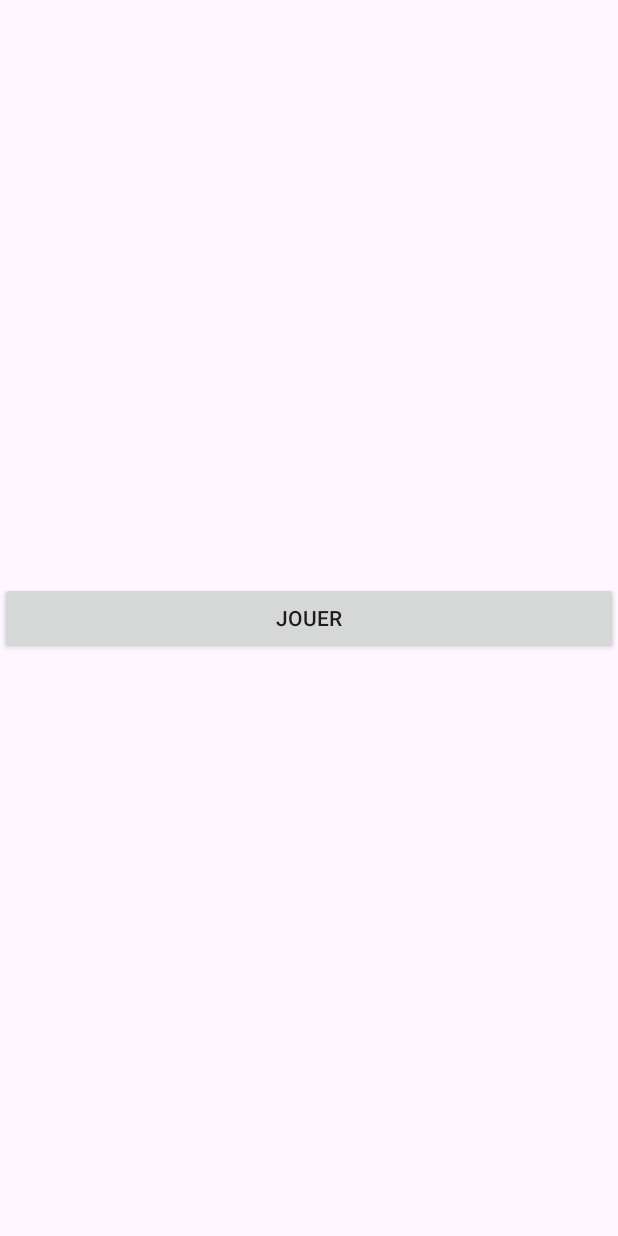
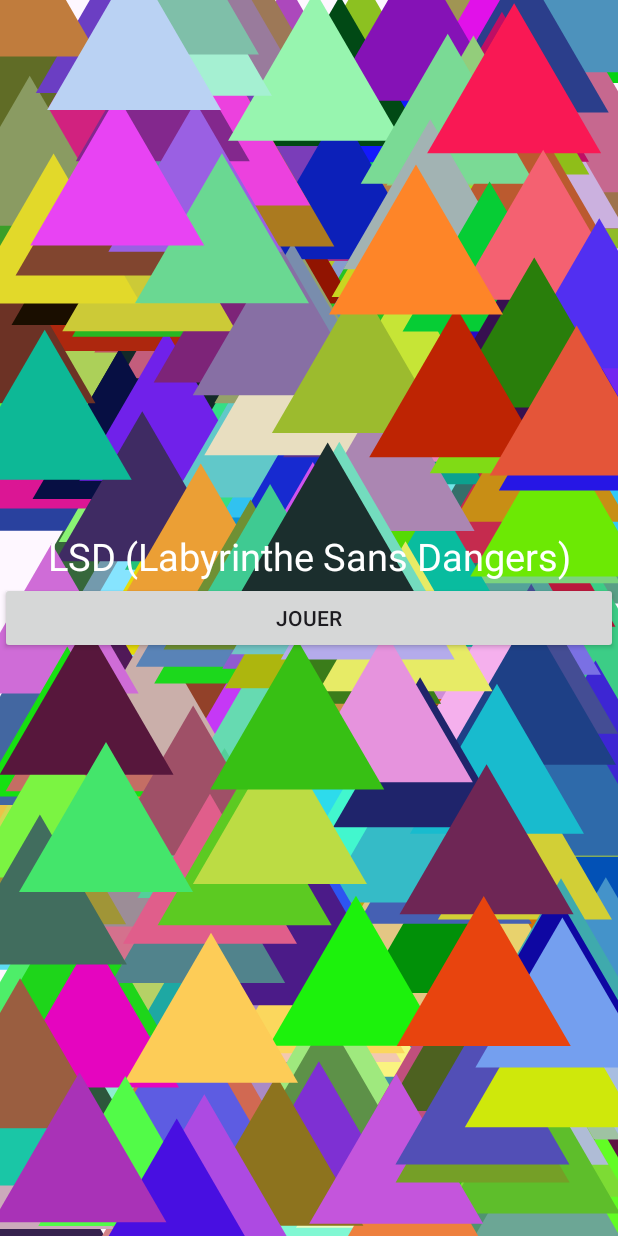
Before and after one commit to Ventona666/MiniGameAndroid, an Android app: the screen it shows after launch (MenuActivity), on a phone screen of 412 x 824 dp. Run offline under Robolectric (Android 15) with nearby library versions, the phone set to English and light mode, and no system bars.

Commit message:
Better menu + lock back press

```diff
--- a/app/src/main/java/com/example/myapplication/Game/GameActivity.java
+++ b/app/src/main/java/com/example/myapplication/Game/GameActivity.java
@@ -23,4 +23,8 @@ public class GameActivity extends Activity {
         editor.putInt("valeur_y", valeur_y);
         editor.apply();
     }
+    @Override
+    public void onBackPressed() {
+        // Disable the back button functionality (leave empty)
+    }
 }
--- /dev/null
+++ b/app/src/main/java/com/example/myapplication/Menu/PsychedelicBackgroundView.java
@@ -0,0 +1,265 @@
+package com.example.myapplication.Menu;
+
+import android.animation.Animator;
+import android.animation.AnimatorListenerAdapter;
+import android.animation.ValueAnimator;
+import android.content.Context;
+import android.graphics.Canvas;
+import android.graphics.Color;
+import android.graphics.Paint;
+import android.graphics.Path;
+import android.util.AttributeSet;
+import android.view.View;
+import android.view.ViewTreeObserver;
+
+import androidx.annotation.Nullable;
+
+import java.util.Random;
+
+public class PsychedelicBackgroundView extends View {
+
+    private Paint paint;
+    private int[] triangleColors;
+    private float[] triangleX;
+    private float[] triangleY;
+    private ValueAnimator colorChangeAnimator;
+    private ValueAnimator moveAnimator;
+
+    public PsychedelicBackgroundView(Context context) {
+        super(context);
+        init();
+    }
+
+    public PsychedelicBackgroundView(Context context, @Nullable AttributeSet attrs) {
+        super(context, attrs);
+        init();
+    }
+
+    private void init() {
+        paint = new Paint();
+        paint.setAntiAlias(true);
+        // Generate random colors for triangles
+        generateRandomColors();
+
+        // Start the color change animation when the view is laid out
+        ViewTreeObserver viewTreeObserver = getViewTreeObserver();
+        if (viewTreeObserver != null) {
+            viewTreeObserver.addOnGlobalLayoutListener(new ViewTreeObserver.OnGlobalLayoutListener() {
+                @Override
+                public void onGlobalLayout() {
+                    startColorChangeAnimation();
+                    startMoveAnimation();
+                    // Remove the listener to avoid multiple calls
+                    getViewTreeObserver().removeOnGlobalLayoutListener(this);
+                }
+            });
+        }
+    }
+
+    @Override
+    protected void onDraw(Canvas canvas) {
+        super.onDraw(canvas);
+        // Draw animated patterns or effects here
+        drawPattern(canvas);
+    }
+    private static final int NUM_TRIANGLES = 500; // Increase the number of triangles
+
+    // Method to draw animated patterns
+    private void drawPattern(Canvas canvas) {
+        // Draw multiple rotating triangles with random colors
+        for (int i = 0; i < NUM_TRIANGLES; i++) {
+            paint.setColor(triangleColors[i % triangleColors.length]);
+            canvas.save();
+            canvas.translate(triangleX[i], triangleY[i]);
+            drawTriangle(canvas, paint);
+            canvas.restore();
+        }
+    }
+
+    // Method to draw a triangle
+    private void drawTriangle(Canvas canvas, Paint paint) {
+        Path path = new Path();
+        path.moveTo(0, -100);
+        path.lineTo(-87, 50);
+        path.lineTo(87, 50);
+        path.close();
+        canvas.drawPath(path, paint);
+    }
+
+    // Method to generate random colors for triangles
+    private void generateRandomColors() {
+        triangleColors = new int[10]; // Generate colors for 10 triangles
+        Random random = new Random();
+        for (int i = 0; i < triangleColors.length; i++) {
+            triangleColors[i] = Color.rgb(random.nextInt(256), random.nextInt(256), random.nextInt(256));
+        }
+    }
+
+    private int[] targetColors; // Store the target colors to interpolate towards
+
+    private void startColorChangeAnimation() {
+        triangleColors = new int[NUM_TRIANGLES]; // Correct the length of triangleColors array
+        targetColors = new int[NUM_TRIANGLES]; // Correct the length of targetColors array
+        Random random = new Random();
+        for (int i = 0; i < NUM_TRIANGLES; i++) {
+            triangleColors[i] = Color.rgb(random.nextInt(256), random.nextInt(256), random.nextInt(256));
+            targetColors[i] = Color.rgb(random.nextInt(256), random.nextInt(256), random.nextInt(256));
+        }
+
+        colorChangeAnimator = ValueAnimator.ofFloat(0f, 1f); // Change from 0 to 1
+        colorChangeAnimator.setDuration(COLOR_CHANGE_DURATION); // Duration for color change animation
+        colorChangeAnimator.setRepeatCount(ValueAnimator.INFINITE); // Repeat indefinitely
+        colorChangeAnimator.addUpdateListener(new ValueAnimator.AnimatorUpdateListener() {
+            @Override
+            public void onAnimationUpdate(ValueAnimator animator) {
+                float fraction = animator.getAnimatedFraction();
+                updateColors(fraction);
+                invalidate();
+            }
+        });
+        colorChangeAnimator.addListener(new AnimatorListenerAdapter() {
+            @Override
+            public void onAnimationEnd(Animator animation) {
+                // Restart the color change animation when it ends
+                startColorChangeAnimation();
+            }
+        });
+        colorChangeAnimator.start();
+    }
+
+    private static final long COLOR_CHANGE_DURATION = 2000; // Duration of color change animation
+    private static final long DIRECTION_CHANGE_INTERVAL = 2000; // Change direction every 2 seconds
+
+    private long lastColorChangeTime = 0;
+
+    // Method to start movement animation
+    private void startMoveAnimation() {
+        moveAnimator = ValueAnimator.ofFloat(0f, 1f); // Change from 0 to 1
+        moveAnimator.setDuration(1000); // 1 second duration for movement
+        moveAnimator.setRepeatCount(ValueAnimator.INFINITE); // Repeat indefinitely
+        moveAnimator.addUpdateListener(new ValueAnimator.AnimatorUpdateListener() {
+            @Override
+            public void onAnimationUpdate(ValueAnimator animator) {
+                float fraction = animator.getAnimatedFraction();
+                moveTriangles(fraction, getWidth(), getHeight());
+                invalidate();
+            }
+        });
+        moveAnimator.start();
+    }
+
+    private void updateColors(float fraction) {
+        if (triangleColors == null || targetColors == null) {
+            return;
+        }
+        for (int i = 0; i < NUM_TRIANGLES; i++) {
+            int startColor = triangleColors[i];
+            int endColor = targetColors[i];
+            int interpolatedColor = interpolateColor(startColor, endColor, fraction);
+            triangleColors[i] = interpolatedColor; // Update the triangle color
+        }
+    }
+
+
+    private int interpolateColor(int startColor, int endColor, float fraction) {
+        float[] hsvStart = new float[3];
+        float[] hsvEnd = new float[3];
+        float[] hsvResult = new float[3];
+
+        Color.RGBToHSV(Color.red(startColor), Color.green(startColor), Color.blue(startColor), hsvStart);
+        Color.RGBToHSV(Color.red(endColor), Color.green(endColor), Color.blue(endColor), hsvEnd);
+
+        for (int i = 0; i < 3; i++) {
+            // Interpolate each component (hue, saturation, value)
+            hsvResult[i] = interpolate(hsvStart[i], hsvEnd[i], fraction);
+        }
+
+        return Color.HSVToColor(hsvResult);
+    }
+
+    private float interpolate(float a, float b, float proportion) {
+        return a + (b - a) * proportion;
+    }
+
+    // Method to move triangles based on animation fraction
+    private long lastDirectionChangeTime = 0;
+    private float[] triangleDx;
+    private float[] triangleDy;
+
+    private void generateRandomTrianglePositions(int width, int height) {
+        triangleX = new float[NUM_TRIANGLES];
+        triangleY = new float[NUM_TRIANGLES];
+        triangleDx = new float[NUM_TRIANGLES];
+        triangleDy = new float[NUM_TRIANGLES];
+        Random random = new Random();
+        for (int i = 0; i < NUM_TRIANGLES; i++) {
+            triangleX[i] = random.nextInt(width);
+            triangleY[i] = random.nextInt(height);
+            triangleDx[i] = (float) (Math.random() * 2 - 1); // Random value between -1 and 1 for x-direction
+            triangleDy[i] = (float) (Math.random() * 2 - 1); // Random value between -1 and 1 for y-direction
+        }
+    }
+
+    private void moveTriangles(float fraction, int width, int height) {
+        // Ensure the arrays are properly initialized
+        if (triangleX == null || triangleY == null || triangleDx == null || triangleDy == null) {
+            generateRandomTrianglePositions(width, height);
+            return;
+        }
+
+        float speedFactor = 1.9f; // Adjust the speed factor to control the movement speed
+
+        // Move existing triangles
+        for (int i = 0; i < NUM_TRIANGLES; i++) {
+            triangleX[i] += triangleDx[i] * fraction * speedFactor;
+            triangleY[i] += triangleDy[i] * fraction * speedFactor;
+
+            // Update the color based on position
+            updateColorBasedOnPosition(i, width, height);
+
+            // Ensure the triangles stay within the bounds of the canvas
+            if (triangleX[i] < 0 || triangleX[i] > width || triangleY[i] < 0 || triangleY[i] > height) {
+                // If triangle goes out of bounds, reset its position and direction
+                triangleX[i] = width / 2;
+                triangleY[i] = height / 2;
+                triangleDx[i] = (float) (Math.random() * 4 - 2); // Random value between -2 and 2 for x-direction
+                triangleDy[i] = (float) (Math.random() * 4 - 2); // Random value between -2 and 2 for y-direction
+            }
+        }
+
+        // Change direction of triangles at regular intervals
+        long currentTime = System.currentTimeMillis();
+        if (currentTime - lastDirectionChangeTime >= DIRECTION_CHANGE_INTERVAL) {
+            lastDirectionChangeTime = currentTime;
+            Random random = new Random();
+            for (int i = 0; i < NUM_TRIANGLES; i++) {
+                triangleDx[i] = (float) (Math.random() * 4 - 2); // Random value between -2 and 2 for x-direction
+                triangleDy[i] = (float) (Math.random() * 4 - 2); // Random value between -2 and 2 for y-direction
+            }
+        }
+    }
+
+    private void updateColorBasedOnPosition(int index, int width, int height) {
+        // Calculate the normalized position of the triangle
+        float normalizedX = triangleX[index] / width;
+        float normalizedY = triangleY[index] / height;
+
+        // Update the color based on the normalized position
+        triangleColors[index] = getColorForPosition(normalizedX, normalizedY);
+    }
+
+    private int getColorForPosition(float x, float y) {
+        // Calculate color components based on position
+        int red = (int) (255 * x);
+        int green = (int) (255 * y);
+        int blue = (int) (255 * (1 - x));
+
+        // Ensure color components are within the valid range
+        red = Math.min(255, Math.max(0, red));
+        green = Math.min(255, Math.max(0, green));
+        blue = Math.min(255, Math.max(0, blue));
+
+        // Return the color
+        return Color.rgb(red, green, blue);
+    }
+}
--- a/app/src/main/res/layout/menu.xml
+++ b/app/src/main/res/layout/menu.xml
@@ -6,7 +6,24 @@
     android:layout_width="match_parent"
     android:layout_height="match_parent"
     tools:context=".Menu.MenuActivity">
-
+    <com.example.myapplication.Menu.PsychedelicBackgroundView
+        android:id="@+id/trippyBackgroundView"
+        android:layout_width="match_parent"
+        android:layout_height="match_parent"
+        app:layout_constraintStart_toStartOf="parent"
+        app:layout_constraintEnd_toEndOf="parent"
+        app:layout_constraintTop_toTopOf="parent"
+        app:layout_constraintBottom_toBottomOf="parent" />
+    <TextView
+        android:layout_width="wrap_content"
+        android:layout_height="wrap_content"
+        android:text="LSD (Labyrinthe Sans Dangers)"
+        android:textColor="@color/white"
+        android:textSize="25sp"
+        android:gravity="center"
+        app:layout_constraintBottom_toTopOf="@+id/play"
+        app:layout_constraintStart_toStartOf="parent"
+        app:layout_constraintEnd_toEndOf="parent"/>
     <Button
         android:id="@+id/play"
         android:layout_width="match_parent"
```
